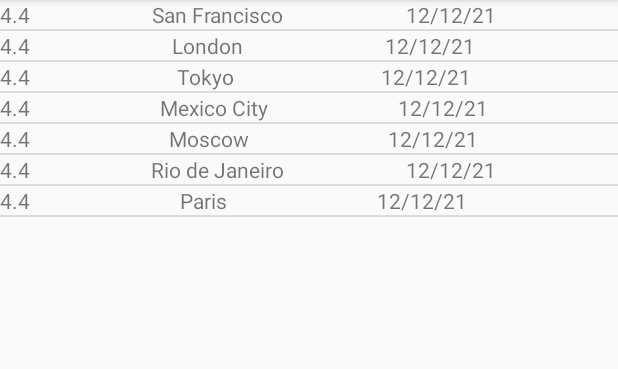
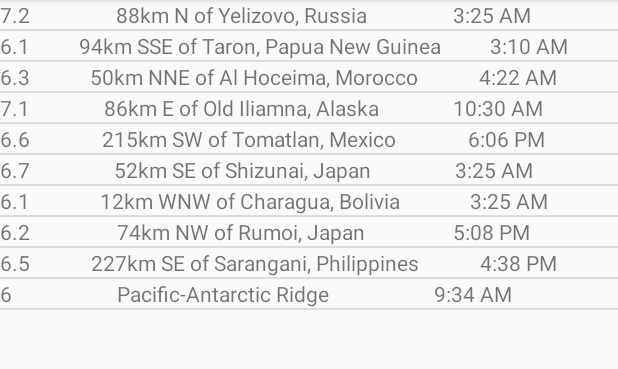
Before and after one commit to Rawkush/eathquakeReportapp, an Android app: the screen it shows after launch (MainActivity), on a phone screen of 412 x 824 dp, the part 84-453 px from its top. Run offline under Robolectric (Android 15) with nearby library versions, the phone set to English and light mode, and no system bars.

Commit message:
formatting the time

```diff
--- a/app/src/main/java/com/example/ankush/eathquakereportapp/EarthquakeAdapter.java
+++ b/app/src/main/java/com/example/ankush/eathquakereportapp/EarthquakeAdapter.java
@@ -9,6 +9,9 @@ import android.view.ViewGroup;
 import android.widget.ArrayAdapter;
 import android.widget.TextView;
 
+import java.text.DecimalFormat;
+import java.text.SimpleDateFormat;
+import java.util.Date;
 import java.util.List;
 
 public class EarthquakeAdapter extends ArrayAdapter {
@@ -39,11 +42,38 @@ public class EarthquakeAdapter extends ArrayAdapter {
         Location.setText(currentEarthquake.getLocation());
 
         TextView date = (TextView) listItemView.findViewById(R.id.date);
-        date.setText(currentEarthquake.getDate());
+
+        Date dateObject = new Date(currentEarthquake.getTimeInMilliSeconds());
+        String formattedTime = formatTime(dateObject);
+
+        date.setText(formattedTime);
 
 
         return listItemView;
 
 
     }
+
+    private String formatMagnitude(double magnitude) {
+        DecimalFormat magnitudeFormat = new DecimalFormat("0.0");
+        return magnitudeFormat.format(magnitude);
+    }
+
+    /**
+     * Return the formatted date string (i.e. "Mar 3, 1984") from a Date object.
+     */
+    private String formatDate(Date dateObject) {
+        SimpleDateFormat dateFormat = new SimpleDateFormat("LLL dd, yyyy");
+        return dateFormat.format(dateObject);
+    }
+
+    /**
+     * Return the formatted date string (i.e. "4:30 PM") from a Date object.
+     */
+    private String formatTime(Date dateObject) {
+        SimpleDateFormat timeFormat = new SimpleDateFormat("h:mm a");
+        return timeFormat.format(dateObject);
+    }
+
+
 }
--- a/app/src/main/java/com/example/ankush/eathquakereportapp/EarthquakeData.java
+++ b/app/src/main/java/com/example/ankush/eathquakereportapp/EarthquakeData.java
@@ -4,16 +4,16 @@ public class EarthquakeData {
 
     private String mLocation;
     private String mMagnitude;
-    private String mDate;
+    private long timeInMilliSeconds;
 
-    EarthquakeData(String Location, String Magnitude, String date){
+    EarthquakeData(String Location, String Magnitude, long timeInMilliSeconds){
         mLocation=Location;
         mMagnitude=Magnitude;
-        mDate=date;
+        this.timeInMilliSeconds=timeInMilliSeconds;
     }
 
-    public String getDate(){
-        return mDate;
+    public long getTimeInMilliSeconds(){
+        return timeInMilliSeconds;
     }
 
     public String getLocation() {
--- a/app/src/main/java/com/example/ankush/eathquakereportapp/MainActivity.java
+++ b/app/src/main/java/com/example/ankush/eathquakereportapp/MainActivity.java
@@ -17,13 +17,9 @@ public class MainActivity extends AppCompatActivity {
         //using temp dummy data
 
         ArrayList<EarthquakeData> earthquakes= new ArrayList<>();
-        earthquakes.add(new EarthquakeData("San Francisco","4.4","12/12/21"));
-        earthquakes.add(new EarthquakeData("London","4.4","12/12/21"));
-        earthquakes.add(new EarthquakeData("Tokyo","4.4","12/12/21"));
-        earthquakes.add(new EarthquakeData("Mexico City","4.4","12/12/21"));
-        earthquakes.add(new EarthquakeData("Moscow","4.4","12/12/21"));
-        earthquakes.add(new EarthquakeData("Rio de Janeiro","4.4","12/12/21"));
-        earthquakes.add(new EarthquakeData("Paris","4.4","12/12/21"));
+
+        earthquakes=QueryUtils.extractDataFromJSON();
+
         ListView earthquakeListView= (ListView) findViewById(R.id.list);
      //   ArrayAdapter<String> adapter= new ArrayAdapter<String >( this, android.R.layout.simple_list_item_1, earthquakes);
 
--- a/app/src/main/java/com/example/ankush/eathquakereportapp/QueryUtils.java
+++ b/app/src/main/java/com/example/ankush/eathquakereportapp/QueryUtils.java
@@ -41,7 +41,9 @@ public class QueryUtils {
                 JSONObject properties = currentEathquake.getJSONObject("properties");
                 String magnitude= properties.getString("mag");
                 String location= properties.getString("place");
-                String date=properties.getString("time");
+
+                long date = properties.getLong("time");
+
 
                 EarthquakeData earthquak= new EarthquakeData(location,magnitude,date);
 
```
